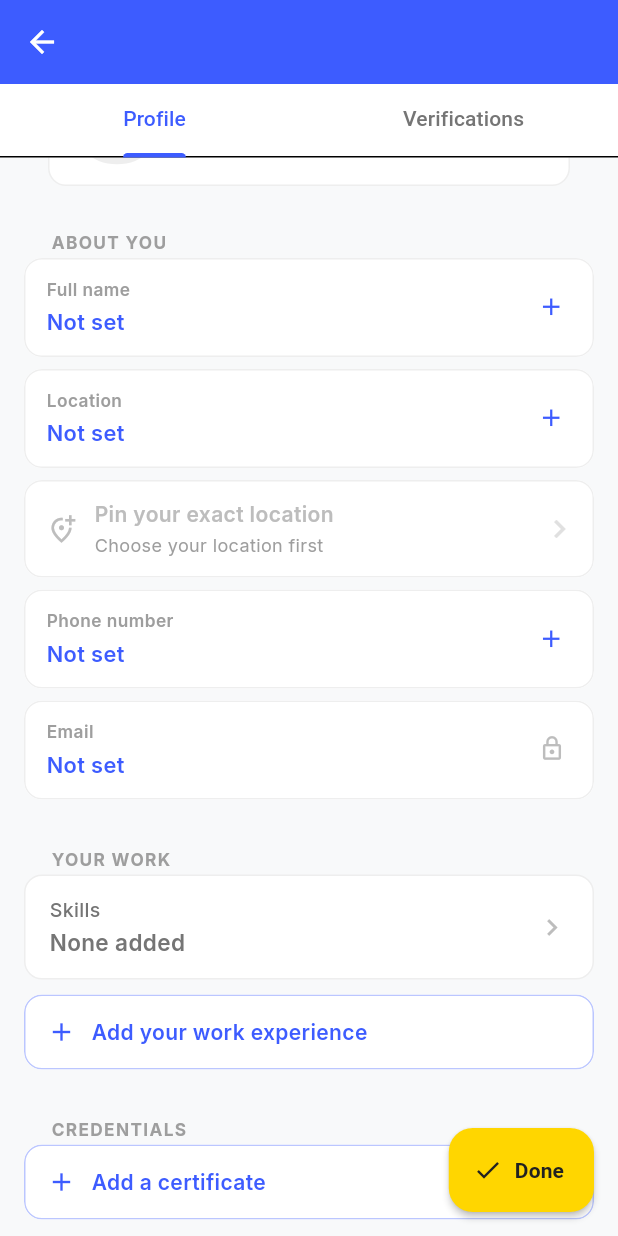
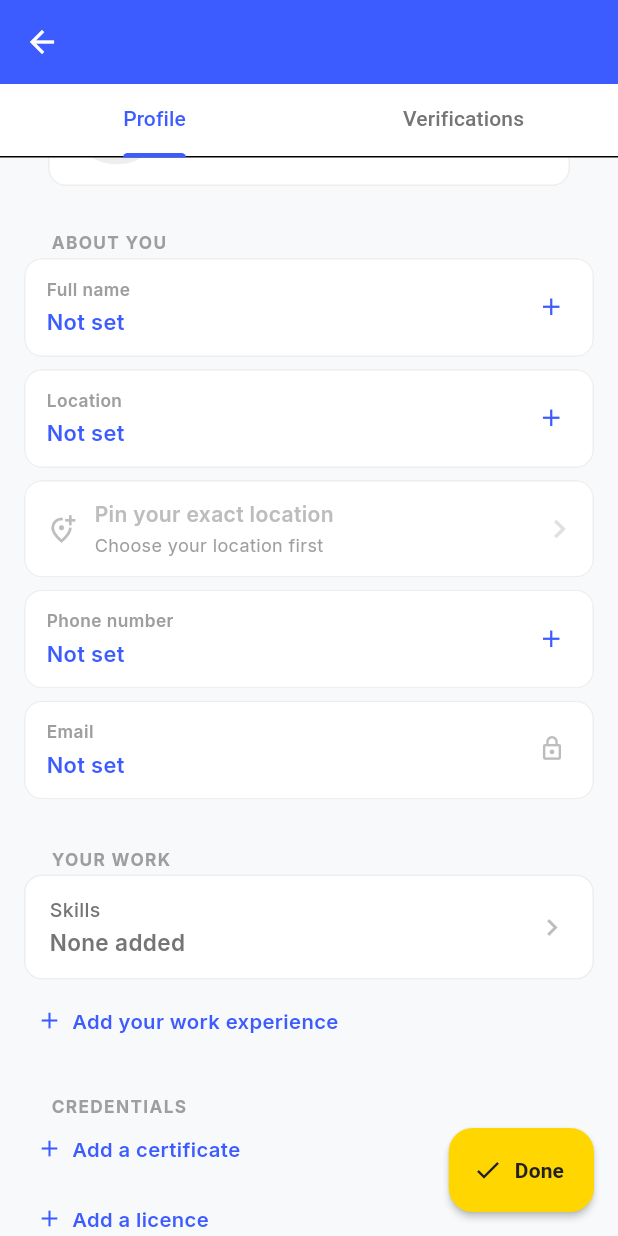
Before and after one commit to CALIMLIM-dev/KAYA-SANA-PERO-HINDI-HUHUHU, a Flutter app: the MyWorkerProfileScreen screen opened directly, scrolled down 239 dp, on a phone screen of 412 x 824 dp. Run offline on Flutter 3.47's test engine with Material 3 defaults, Android fonts, the light colour scheme and no system bars; our stand-ins replace dio, file_picker, flutter_local_notifications, flutter_map, flutter_secure_storage, flutter_svg and 7 more; missing offline and left inert: flutter_foreground_task; accounts and stored records are empty; network calls fail.

Commit message:
Fix the profile header overflow, shrink the add buttons
The header overflowed once a profile was actually filled in. Location,
phone and email were bare Text in Rows so long ones ran off the right,
and the header height was a constant that did not account for the
contact lines it was about to draw. Empty profiles fit, filled ones
did not, which is why it looked random.

New test fills the provider and scrolls the screen. Four cases, all
failed before this.

Add another is now a small line under each list instead of a
full width outlined card, so three sections do not read as three
buttons with content squeezed between them.

```diff
--- a/kaya_app/lib/features/profile/screens/my_worker_profile_screen.dart
+++ b/kaya_app/lib/features/profile/screens/my_worker_profile_screen.dart
@@ -115,6 +115,20 @@ class _MyWorkerProfileScreenState extends State<MyWorkerProfileScreen> with Sing
 
   @override
   Widget build(BuildContext context) {
+    /*
+        How many contact rows the header is about to draw.
+
+        Read here rather than inside the header, because the height of the
+        SliverAppBar has to be decided before its contents are built - and it
+        was decided from a constant, which is how a filled-in profile ended up
+        taller than the space reserved for it.
+    */
+    final profile = context.watch<WorkerProfileProvider>();
+    final contactLines = [
+      (profile.phone ?? '').isNotEmpty,
+      (profile.email ?? '').isNotEmpty,
+    ].where((present) => present).length;
+
     return Scaffold(
       backgroundColor: AppColors.background,
       /*
@@ -153,8 +167,21 @@ class _MyWorkerProfileScreenState extends State<MyWorkerProfileScreen> with Sing
                 Multiplying by the same factor the text grew by gives the
                 content exactly the extra room it asked for.
             */
-              expandedHeight:
-                  190 * MediaQuery.textScalerOf(context).scale(1.0),
+              /*
+                  Tall enough for what is actually in it.
+
+                  190 fits a name and a location. It does not fit a name, a
+                  location, a phone number and an email address, so a profile
+                  filled in properly spilled out of its own header - which is
+                  why this only ever happened on some accounts and never on a
+                  fresh one.
+
+                  Each contact line adds its own height rather than padding the
+                  number and hoping, and the whole thing still scales with the
+                  text.
+              */
+              expandedHeight: (190 + (contactLines * 24)) *
+                  MediaQuery.textScalerOf(context).scale(1.0),
               floating: false,
               pinned: true,
               backgroundColor: AppColors.primary,
@@ -289,13 +316,20 @@ class _MyWorkerProfileScreenState extends State<MyWorkerProfileScreen> with Sing
                                               : Colors.white30,
                                         ),
                                         const SizedBox(width: 3),
-                                        Text(
+                                        // A full address is barangay, city and
+                                        // province. Unconstrained it carried
+                                        // the row off the right of the header.
+                                        Expanded(
+                                          child: Text(
                                             context.watch<WorkerProfileProvider>().location ?? 'Add location',
+                                            maxLines: 1,
+                                            overflow: TextOverflow.ellipsis,
                                             style: TextStyle(
                                               fontSize: 13.5,
                                               color: context.watch<WorkerProfileProvider>().location != null
                                                   ? Colors.white70
                                                   : Colors.white30,
+                                            ),
                                           ),
                                         ),
                                       ],
@@ -315,13 +349,22 @@ class _MyWorkerProfileScreenState extends State<MyWorkerProfileScreen> with Sing
                                       return Column(
                                         crossAxisAlignment: CrossAxisAlignment.start,
                                         children: [
+                                          // Both capped for the same reason as
+                                          // the address above: an email
+                                          // address is long and a Row will
+                                          // gladly run off the screen for it.
                                           if (hasPhone)
                                             Row(
                                               children: [
                                                 const Icon(Icons.phone, size: 12, color: Colors.white60),
                                                 const SizedBox(width: 4),
-                                                Text(p.phone!,
-                                                    style: const TextStyle(fontSize: 12, color: Colors.white60)),
+                                                Expanded(
+                                                  child: Text(p.phone!,
+                                                      maxLines: 1,
+                                                      overflow: TextOverflow.ellipsis,
+                                                      style: const TextStyle(
+                                                          fontSize: 12, color: Colors.white60)),
+                                                ),
                                               ],
                                             ),
                                           if (hasEmail)
@@ -329,8 +372,13 @@ class _MyWorkerProfileScreenState extends State<MyWorkerProfileScreen> with Sing
                                               children: [
                                                 const Icon(Icons.email, size: 12, color: Colors.white60),
                                                 const SizedBox(width: 4),
-                                                Text(p.email!,
-                                                    style: const TextStyle(fontSize: 12, color: Colors.white60)),
+                                                Expanded(
+                                                  child: Text(p.email!,
+                                                      maxLines: 1,
+                                                      overflow: TextOverflow.ellipsis,
+                                                      style: const TextStyle(
+                                                          fontSize: 12, color: Colors.white60)),
+                                                ),
                                               ],
                                             ),
                                         ],
--- a/kaya_app/lib/features/profile/widgets/credentials_section.dart
+++ b/kaya_app/lib/features/profile/widgets/credentials_section.dart
@@ -8,6 +8,7 @@ import '../../../data/models/worker_certification_model.dart';
 import '../../../data/models/worker_license_model.dart';
 import '../../../providers/worker_profile_provider.dart';
 import 'inline_expandable_row.dart';
+import 'section_add_row.dart';
 
 /// Which kind of credential a section is showing.
 ///
@@ -354,47 +355,11 @@ class _CredentialsSectionState extends State<CredentialsSection> {
             children: _fields(),
           )
         else
-          Padding(
-            padding: const EdgeInsets.only(bottom: 8),
-            child: Material(
-              color: Colors.white,
-              borderRadius: BorderRadius.circular(12),
-              clipBehavior: Clip.antiAlias,
-              child: InkWell(
-                onTap: _openNew,
-                child: Container(
-                  padding:
-                      const EdgeInsets.symmetric(horizontal: 14, vertical: 14),
-                  decoration: BoxDecoration(
-                    borderRadius: BorderRadius.circular(12),
-                    border: Border.all(
-                        color: AppColors.primary.withValues(alpha: 0.35)),
-                  ),
-                  child: Row(
-                    children: [
-                      const Icon(Icons.add, size: 20, color: AppColors.primary),
-                      const SizedBox(width: 10),
-                      Expanded(
-                        child: Text(
-                          entries.isEmpty
-                              ? (_isLicence
-                                  ? 'Add a licence'
-                                  : 'Add a certificate')
-                              : 'Add another',
-                          maxLines: 1,
-                          overflow: TextOverflow.ellipsis,
-                          style: const TextStyle(
-                            fontSize: 14,
-                            fontWeight: FontWeight.w600,
-                            color: AppColors.primary,
-                          ),
-                        ),
-                      ),
-                    ],
-                  ),
-                ),
-              ),
-            ),
+          SectionAddRow(
+            label: entries.isEmpty
+                ? (_isLicence ? 'Add a licence' : 'Add a certificate')
+                : 'Add another',
+            onTap: _openNew,
           ),
       ],
     );
--- a/kaya_app/lib/features/profile/widgets/experience_section.dart
+++ b/kaya_app/lib/features/profile/widgets/experience_section.dart
@@ -5,6 +5,7 @@ import '../../../core/constants/app_colors.dart';
 import '../../../core/widgets/app_toast.dart';
 import '../../../providers/worker_profile_provider.dart';
 import 'inline_expandable_row.dart';
+import 'section_add_row.dart';
 
 /*
     Work history, edited on the profile.
@@ -277,42 +278,11 @@ class _ExperienceSectionState extends State<ExperienceSection> {
             children: _fields(),
           )
         else
-          Padding(
-            padding: const EdgeInsets.only(bottom: 8),
-            child: Material(
-              color: Colors.white,
-              borderRadius: BorderRadius.circular(12),
-              clipBehavior: Clip.antiAlias,
-              child: InkWell(
-                onTap: _openNew,
-                child: Container(
-                  padding: const EdgeInsets.symmetric(
-                      horizontal: 14, vertical: 14),
-                  decoration: BoxDecoration(
-                    borderRadius: BorderRadius.circular(12),
-                    border: Border.all(
-                      color: AppColors.primary.withValues(alpha: 0.35),
-                    ),
-                  ),
-                  child: Row(
-                    children: [
-                      const Icon(Icons.add, size: 20, color: AppColors.primary),
-                      const SizedBox(width: 10),
-                      Text(
-                        widget.experiences.isEmpty
-                            ? 'Add your work experience'
-                            : 'Add another',
-                        style: const TextStyle(
-                          fontSize: 14,
-                          fontWeight: FontWeight.w600,
-                          color: AppColors.primary,
-                        ),
-                      ),
-                    ],
-                  ),
-                ),
-              ),
-            ),
+          SectionAddRow(
+            label: widget.experiences.isEmpty
+                ? 'Add your work experience'
+                : 'Add another',
+            onTap: _openNew,
           ),
       ],
     );
--- /dev/null
+++ b/kaya_app/lib/features/profile/widgets/section_add_row.dart
@@ -0,0 +1,69 @@
+import 'package:flutter/material.dart';
+
+import '../../../core/constants/app_colors.dart';
+
+/*
+    The way to add another one, kept small.
+
+    This started as a full-width outlined card sitting under each list, which
+    gave every section a second block the same size and weight as a real entry.
+    Three sections meant three of them, and the screen read as a column of
+    buttons with the actual content squeezed between them.
+
+    An add action is not content. It is a small quiet line under the things it
+    adds to, in the accent colour so it is still obviously tappable - the shape
+    every list-with-an-add uses, because it stays out of the way until it is
+    wanted.
+*/
+class SectionAddRow extends StatelessWidget {
+  const SectionAddRow({
+    super.key,
+    required this.label,
+    required this.onTap,
+  });
+
+  final String label;
+  final VoidCallback onTap;
+
+  @override
+  Widget build(BuildContext context) {
+    return Padding(
+      // Sits tight under the last entry rather than floating between two
+      // sections, so it reads as belonging to the list above it.
+      padding: const EdgeInsets.only(bottom: 8),
+      child: Align(
+        alignment: Alignment.centerLeft,
+        child: Material(
+          color: Colors.transparent,
+          borderRadius: BorderRadius.circular(8),
+          child: InkWell(
+            onTap: onTap,
+            borderRadius: BorderRadius.circular(8),
+            child: Padding(
+              padding: const EdgeInsets.symmetric(horizontal: 8, vertical: 8),
+              child: Row(
+                mainAxisSize: MainAxisSize.min,
+                children: [
+                  const Icon(Icons.add, size: 18, color: AppColors.primary),
+                  const SizedBox(width: 6),
+                  Flexible(
+                    child: Text(
+                      label,
+                      maxLines: 1,
+                      overflow: TextOverflow.ellipsis,
+                      style: const TextStyle(
+                        fontSize: 13.5,
+                        fontWeight: FontWeight.w600,
+                        color: AppColors.primary,
+                      ),
+                    ),
+                  ),
+                ],
+              ),
+            ),
+          ),
+        ),
+      ),
+    );
+  }
+}
```
Also changed, not shown: 2 other files. Lines whose indentation alone changed are shown as unchanged.
